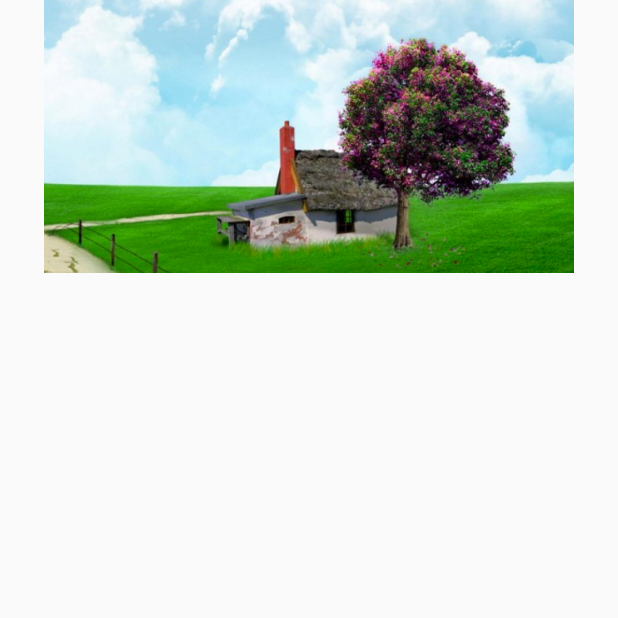
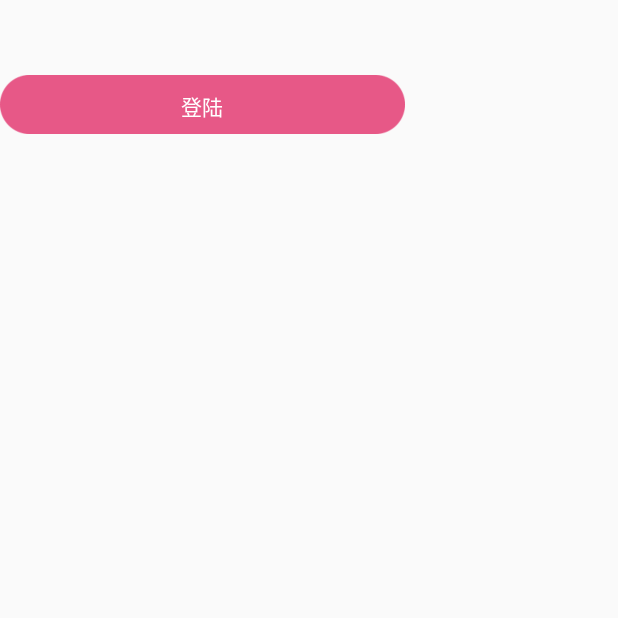
Before and after one commit to StevenHX/Steven_Base, an Android app: the fragment MeFragment shown on its own in the app's theme, on a phone screen of 412 x 824 dp, the top half of it. Run offline under Robolectric (Android 15) with nearby library versions, the phone set to English and light mode, and no system bars; our stand-ins replace ButterKnife, CircleImageView; libraries missing offline, so code that uses them is left out: com.orhanobut.logger; 1 statement that could not run was skipped.

Commit message:
submitButton

```diff
--- /dev/null
+++ b/StevenBase/Base/src/main/java/com/hx/steven/component/SubmitButton.java
@@ -0,0 +1,176 @@
+package com.hx.steven.component;
+
+import android.animation.ObjectAnimator;
+import android.animation.ValueAnimator;
+import android.content.Context;
+import android.graphics.Color;
+import android.util.AttributeSet;
+import android.view.LayoutInflater;
+import android.view.View;
+import android.view.ViewGroup;
+import android.widget.Button;
+import android.widget.FrameLayout;
+import android.widget.ImageView;
+import android.widget.TextView;
+
+import com.hx.steven.R;
+
+/**
+ * 自定义按钮，点击确认后，中间显示旋转的进度
+ * Created by huangxiao on 2018/3/22.
+ * @author huangxiao
+ */
+public class SubmitButton extends FrameLayout implements View.OnClickListener {
+    /**
+     * 按钮控件
+     */
+    private TextView mButton;
+    /**
+     * 旋转控件
+     */
+    private ImageView mImageView;
+    /**
+     * 旋转属性动画
+     */
+    private ObjectAnimator mLoadingAnim;
+    /**
+     * inflate
+     */
+    private LayoutInflater mInflater;
+
+    /**
+     * image
+     */
+    int[] imgs = new int[]{R.drawable.sbbtn_selector, R.drawable.sbbtn_loading};
+
+    public SubmitButton(Context context) {
+        this(context,null);
+    }
+
+    public SubmitButton(Context context, AttributeSet attrs) {
+        this(context,attrs,0);
+    }
+
+    public SubmitButton(Context context, AttributeSet attrs, int defStyleAttr) {
+        super(context, attrs, defStyleAttr);
+        init(context,attrs);
+    }
+    /**
+     * 初始化控件
+     * @param context
+     * @param attrs
+     */
+    private void init(Context context, AttributeSet attrs) {
+         removeAllViews();
+
+//         mInflater = LayoutInflater.from(context);
+//         View view =  mInflater.inflate(R.layout.sbbtn_layout,null);
+//         addView(view);
+//         mButton = (TextView) view.findViewById(R.id.btn_login);
+//         mImageView = (ImageView)view.findViewById(R.id.iv_beauty_login_loading);
+//
+//         mButton.setOnClickListener(this);
+//        setBtnEnable(true);
+        /**初始化按钮*/
+        mButton = new Button(context);
+        mButton.setText("登陆");
+        mButton.setTextColor(Color.WHITE);
+        this.addView(mButton);
+        mButton.setBackgroundResource(imgs[0]);
+        FrameLayout.LayoutParams btnParams = new LayoutParams(LayoutParams.WRAP_CONTENT,LayoutParams.WRAP_CONTENT);
+        btnParams.width = 270;
+        btnParams.height = 39;
+        mButton.setLayoutParams(btnParams);
+
+        /**初始化旋转控件*/
+        mImageView = new ImageView(context);
+        this.addView(mImageView);
+        mImageView.setImageResource(imgs[1]);
+        FrameLayout.LayoutParams weelParams = new LayoutParams(LayoutParams.WRAP_CONTENT,LayoutParams.WRAP_CONTENT);
+        weelParams.width = 23;
+        weelParams.height = 23;
+        mImageView.setLayoutParams(weelParams);
+//        setBringToFront(mImageView);
+
+        /**设置点击事件*/
+        mButton.setOnClickListener(new OnClickListener() {
+            @Override
+            public void onClick(View v) {
+                startLoadingAnim();
+            }
+        });
+    }
+
+
+    @Override
+    protected void onMeasure(int widthMeasureSpec, int heightMeasureSpec) {
+        super.onMeasure(widthMeasureSpec, heightMeasureSpec);
+        final int count = getChildCount();
+        for (int i = 0; i < count; i++) {
+            //addView之后要重新给子view设置宽高 这个很重要，没有就不显示
+            getChildAt(i).measure(widthMeasureSpec, heightMeasureSpec);
+        }
+    }
+
+    /**
+     * 按钮loading动画开启
+     */
+    private void startLoadingAnim() {
+        mImageView.setVisibility(VISIBLE);
+        mButton.setText("");
+        mLoadingAnim = ObjectAnimator.ofFloat(mImageView, "rotation", 0.0f, 359.0f);
+        mLoadingAnim.setDuration(300);
+        mLoadingAnim.setRepeatCount(ValueAnimator.INFINITE);
+        mLoadingAnim.setRepeatMode(ValueAnimator.RESTART);
+        mLoadingAnim.start();
+    }
+
+    /**
+     * 按钮loading动画停止
+     */
+    private void stopLoadingAnim() {
+        mLoadingAnim.cancel();
+        mImageView.setVisibility(GONE);
+        mButton.setText("登录");
+    }
+
+    /**
+     * 设置控件层级到最前面
+     * @param currentView
+     */
+    private void setBringToFront(View currentView){
+        bringChildToFront(currentView);
+        updateViewLayout(currentView,currentView.getLayoutParams());
+    }
+    /**
+     * 设置控件层级恢复原级
+     * @param currentView
+     */
+    private void moveToBack(View currentView) {
+        ViewGroup viewGroup = ((ViewGroup) currentView.getParent());
+        int index = viewGroup.indexOfChild(currentView);
+        for(int i = 0; i<index; i++) {
+            viewGroup.bringChildToFront(viewGroup.getChildAt(i));
+        }
+    }
+
+    /**
+     * 设置login button 状态
+     *
+     * @param enable
+     */
+    private void setBtnEnable(boolean enable) {
+        if (enable) {
+            mButton.setBackgroundResource(R.drawable.sbbtn_selector);
+            mButton.setEnabled(true);
+        } else {
+            mButton.setBackgroundResource(R.drawable.sbbtn_touch);
+            mButton.setEnabled(false);
+        }
+    }
+
+    @Override
+    public void onClick(View v) {
+        startLoadingAnim();
+    }
+}
--- /dev/null
+++ b/StevenBase/Base/src/main/res/drawable/sbbtn_selector.xml
@@ -0,0 +1,5 @@
+<?xml version="1.0" encoding="utf-8"?>
+<selector xmlns:android="http://schemas.android.com/apk/res/android">
+    <item android:drawable="@drawable/sbbtn_touch" android:state_pressed="true" />
+    <item android:drawable="@drawable/sbbtn_default" />
+</selector>
--- a/StevenBase/app/src/main/java/com/hx/stevenbase/ui/Set/home/homeFragment.java
+++ b/StevenBase/app/src/main/java/com/hx/stevenbase/ui/Set/home/homeFragment.java
@@ -16,7 +16,6 @@ import com.hx.steven.util.ToastUtil;
 import com.hx.stevenbase.R;
 import com.lcodecore.tkrefreshlayout.RefreshListenerAdapter;
 import com.lcodecore.tkrefreshlayout.TwinklingRefreshLayout;
-import com.orhanobut.logger.Logger;
 import com.youth.banner.Banner;
 import com.youth.banner.BannerConfig;
 import com.youth.banner.listener.OnBannerListener;
@@ -24,8 +23,6 @@ import com.youth.banner.loader.ImageLoader;
 
 import java.util.ArrayList;
 import java.util.List;
-
-import javax.inject.Inject;
 
 import butterknife.BindView;
 import butterknife.ButterKnife;
@@ -116,6 +113,8 @@ public class homeFragment extends BaseMvpLazyFragment<homePresenter,homeContract
                     refreshLayoutQuestion.finishLoadmore();
                 }
                 break;
+                default:
+                    break;
         }
 
     }
--- a/StevenBase/app/src/main/java/com/hx/stevenbase/ui/Set/me/MeFragment.java
+++ b/StevenBase/app/src/main/java/com/hx/stevenbase/ui/Set/me/MeFragment.java
@@ -4,13 +4,9 @@ package com.hx.stevenbase.ui.Set.me;
 import android.content.Context;
 import android.graphics.Bitmap;
 import android.graphics.BitmapFactory;
-import android.support.v4.app.Fragment;
 import android.view.View;
-import android.view.ViewGroup;
 import android.widget.ImageView;
-import android.widget.LinearLayout;
 
-import com.hx.steven.component.BannerView.BannerView;
 import com.hx.steven.fragment.BaseFragment;
 import com.hx.stevenbase.R;
 
@@ -18,12 +14,12 @@ import java.io.InputStream;
 import java.util.ArrayList;
 import java.util.List;
 
-import butterknife.BindView;
 import butterknife.ButterKnife;
 import butterknife.Unbinder;
 
 /**
- * A simple {@link Fragment} subclass.
+ * @author huangxiao
+ * @date 2018.3.22
  */
 public class MeFragment extends BaseFragment {
 
@@ -32,8 +28,6 @@ public class MeFragment extends BaseFragment {
 //    @BindView(R.id.ll_dot)
 //    ViewPagerIndicator mLlDot;
     Unbinder unbinder;
-    @BindView(R.id.bannerView)
-    BannerView mBannerView;
 
     private List<View> bannerViews = new ArrayList<View>();
 
@@ -44,7 +38,6 @@ public class MeFragment extends BaseFragment {
     protected void initView(View view) {
         unbinder = ButterKnife.bind(this, view);
 //        initData();
-        iniData();
     }
 
     @Override
@@ -81,36 +74,6 @@ public class MeFragment extends BaseFragment {
 //        mLlDot.setViewPager(mVpCircle).setCount(imgs.length).create();
 
     }
-
-
-    private void iniData(){
-        int[] img_src = {R.drawable.a, R.drawable.b, R.drawable.c};
-        LinearLayout.LayoutParams lp = new LinearLayout.LayoutParams(
-                ViewGroup.LayoutParams.MATCH_PARENT,
-                ViewGroup.LayoutParams.MATCH_PARENT);
-        for (int i = 0; i < img_src.length+2; i++) {
-            ImageView imageView = new ImageView(context);
-            imageView.setLayoutParams(lp);
-//            imageView.setScaleType(ImageView.ScaleType.CENTER_CROP);
-            if (i == 0){
-                imageView.setImageBitmap(readBitmap(context, img_src[img_src.length-1]));
-            } else if (i == img_src.length+1) {
-                imageView.setImageBitmap(readBitmap(context, img_src[0]));
-            } else {
-                imageView.setImageBitmap(readBitmap(context, img_src[i - 1]));
-            }
-            bannerViews.add(imageView);
-            imageView.setOnClickListener(new View.OnClickListener() {
-                @Override
-                public void onClick(View v) {
-
-                }
-            });
-        }
-        mBannerView.setView(bannerViews/*,new int[]{R.drawable.ic_indicator_off, R.drawable.ic_indicator_on}*/);
-        mBannerView.startAutoPlay(4000);
-    }
-
     /**
      * 以最小内存读取本地资源图片
      * @param context
--- a/StevenBase/app/src/main/res/layout/fragment_me.xml
+++ b/StevenBase/app/src/main/res/layout/fragment_me.xml
@@ -1,8 +1,10 @@
-<RelativeLayout xmlns:android="http://schemas.android.com/apk/res/android"
+<LinearLayout xmlns:android="http://schemas.android.com/apk/res/android"
     xmlns:tools="http://schemas.android.com/tools"
     android:layout_width="match_parent"
     android:layout_height="match_parent"
-    tools:context="com.hx.stevenbase.ui.Set.me.MeFragment">
+    tools:context="com.hx.stevenbase.ui.Set.me.MeFragment"
+    android:orientation="vertical"
+    android:gravity="center_horizontal">
 
     <!--<com.hx.steven.component.CircularViewPager.CircularViewpager-->
         <!--android:id="@+id/vp_circle"-->
@@ -17,9 +19,10 @@
         <!--android:gravity="center"-->
         <!--android:layout_alignBottom="@+id/vp_circle">-->
     <!--</com.hx.steven.component.CircularViewPager.ViewPagerIndicator>-->
-    <com.hx.steven.component.BannerView.BannerView
-        android:layout_width="match_parent"
-        android:layout_height="182dp"
-        android:id="@+id/bannerView">
-    </com.hx.steven.component.BannerView.BannerView>
-</RelativeLayout>
+
+    <com.hx.steven.component.SubmitButton
+        android:layout_marginTop="50dp"
+        android:layout_width="270dp"
+        android:layout_height="39dp">
+    </com.hx.steven.component.SubmitButton>
+</LinearLayout>
```
Also changed, not shown: StevenBase/Base/src/main/res/layout/sbbtn_layout.xml (added, +27 -0 lines), StevenBase/Base/src/main/res/drawable/sbbtn_default.png (added), StevenBase/Base/src/main/res/drawable/sbbtn_loading.png (added), StevenBase/Base/src/main/res/drawable/sbbtn_touch.png (added).
